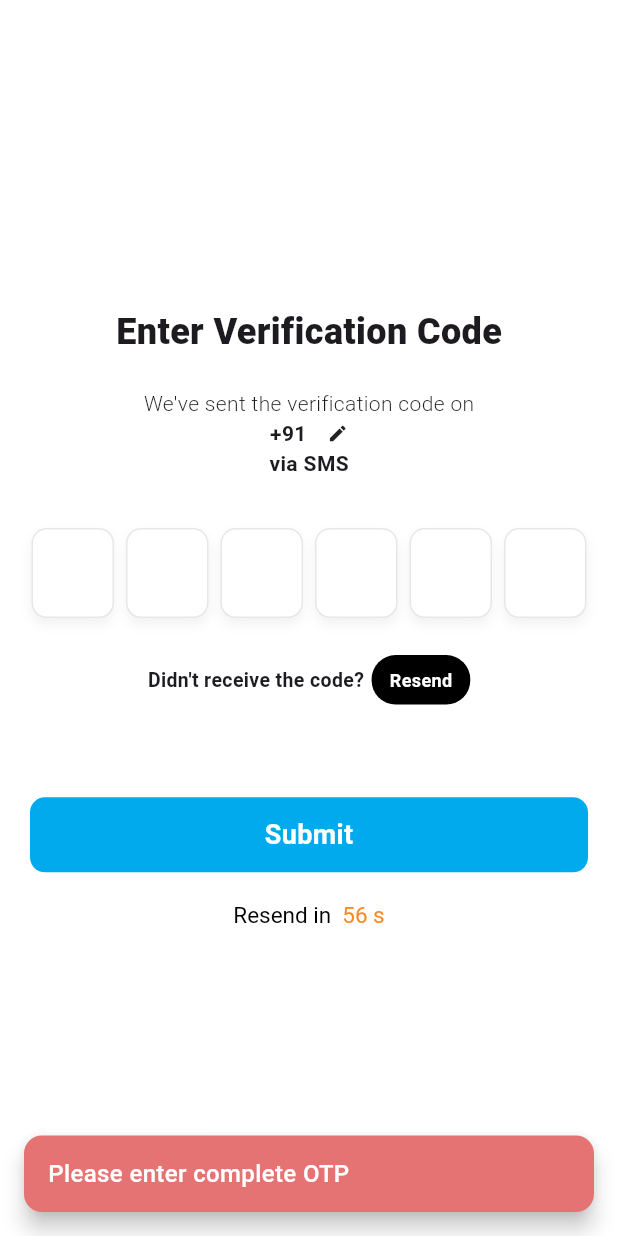
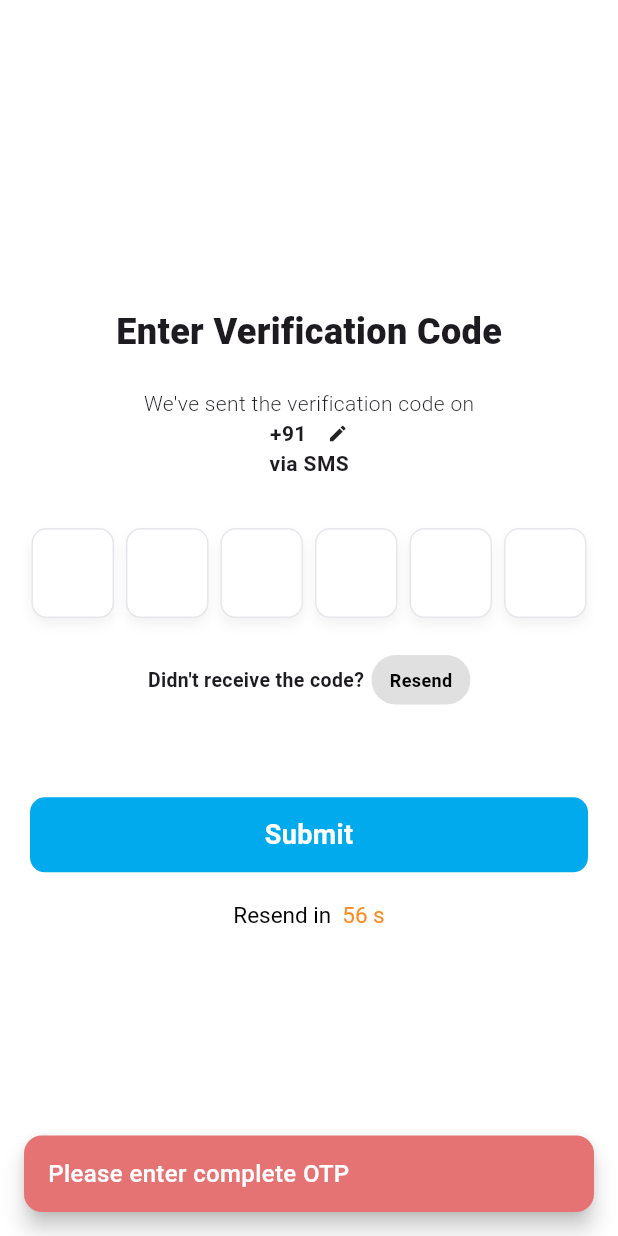
Before and after one commit to doundkar/prapticycletechnician-akash, a Flutter app: the NumberVerificationScreen screen opened by its route, after a tap on "Resend", after a tap on "Submit", on a phone screen of 412 x 824 dp. Run offline on Flutter 3.47's test engine with Material 3 defaults, Android fonts, the phone set to English and light mode, and no system bars; drawn by our look-alikes of pinput; our stand-ins replace dotted_border, email_validator, get, image_picker, lottie, share_plus and 2 more; missing offline and left inert: number_to_words, validate_phone_number; accounts and stored records are empty; network calls fail.

Commit message:
bug fixes and navigation changes

```diff
--- a/lib/app/model/user_details_model.dart
+++ b/lib/app/model/user_details_model.dart
@@ -8,7 +8,7 @@ class UserDetailsModel {
   String? phone;
   String? image;
   String? token;
-  double? ratings;
+  dynamic? ratings;
   int? jobsCompleted;
 
   UserDetailsModel(
--- a/lib/app/modules/auth/controller/sign_in_controller.dart
+++ b/lib/app/modules/auth/controller/sign_in_controller.dart
@@ -23,6 +23,7 @@ class SignInController extends GetxController {
         await SharedPrefs.setString("user_id", "${response.data["user_id"]}");
         await SharedPrefs.setString("otp", "${response.data["otp"]}");
         await SharedPrefs.setString("phone",phone);
+
         log("${response.data}");
       }
       else{
--- a/lib/app/modules/auth/controller/sign_up_controller.dart
+++ b/lib/app/modules/auth/controller/sign_up_controller.dart
@@ -88,6 +88,7 @@ class SignUpController extends GetxController {
         // await SharedPrefs.setString("phone", response.data["phone"]);
         await SharedPrefs.setBool("isVerified", true);
         await SharedPrefs.setBool("isVerificationPending", false);
+        await SharedPrefs.setBool("isLoggedIn",true);
       }
       else{
         isVerified.value = false;
--- a/lib/app/modules/auth/view/sign_in/number_verification_screen.dart
+++ b/lib/app/modules/auth/view/sign_in/number_verification_screen.dart
@@ -18,7 +18,6 @@ class NumberVerificationScreen extends StatefulWidget {
 }
 
 class _NumberVerificationScreenState extends State<NumberVerificationScreen> {
-
   Timer? timer;
   int remainingSeconds = 60;
   TextEditingController otpController = TextEditingController();
@@ -49,15 +48,13 @@ class _NumberVerificationScreenState extends State<NumberVerificationScreen> {
 
   @override
   Widget build(BuildContext context) {
-
-    String phone  = SharedPrefs.getString("phone");
+    String phone = SharedPrefs.getString("phone");
 
     return Scaffold(
       resizeToAvoidBottomInset: true,
       body: SafeArea(
         child: LayoutBuilder(
           builder: (context, constraints) {
-
             double maxWidth = constraints.maxWidth;
             double contentWidth = maxWidth > 600 ? 500 : maxWidth;
 
@@ -66,7 +63,7 @@ class _NumberVerificationScreenState extends State<NumberVerificationScreen> {
             double otpHeight = maxWidth > 400 ? 60 : 50;
 
             return Obx(
-              ()=> Center(
+              () => Center(
                 child: SizedBox(
                   width: contentWidth,
                   child: SingleChildScrollView(
@@ -74,7 +71,6 @@ class _NumberVerificationScreenState extends State<NumberVerificationScreen> {
                     child: Column(
                       crossAxisAlignment: CrossAxisAlignment.center,
                       children: [
-
                         SizedBox(height: maxWidth * 0.08),
 
                         /// Title
@@ -94,7 +90,9 @@ class _NumberVerificationScreenState extends State<NumberVerificationScreen> {
                         const Text(
                           "We've sent the verification code on",
                           style: TextStyle(
-                              fontSize: 14, fontWeight: FontWeight.w300),
+                            fontSize: 14,
+                            fontWeight: FontWeight.w300,
+                          ),
                         ),
 
                         Row(
@@ -103,8 +101,9 @@ class _NumberVerificationScreenState extends State<NumberVerificationScreen> {
                             Text(
                               "+91 $phone",
                               style: TextStyle(
-                                  fontSize: 14,
-                                  fontWeight: FontWeight.w600),
+                                fontSize: 14,
+                                fontWeight: FontWeight.w600,
+                              ),
                             ),
                             const SizedBox(width: 10),
                             InkWell(
@@ -119,7 +118,9 @@ class _NumberVerificationScreenState extends State<NumberVerificationScreen> {
                         const Text(
                           "via SMS",
                           style: TextStyle(
-                              fontSize: 14, fontWeight: FontWeight.w600),
+                            fontSize: 14,
+                            fontWeight: FontWeight.w600,
+                          ),
                         ),
 
                         SizedBox(height: maxWidth * 0.08),
@@ -139,16 +140,14 @@ class _NumberVerificationScreenState extends State<NumberVerificationScreen> {
                               color: Colors.white,
                               borderRadius: BorderRadius.circular(10),
                               border: Border.all(
-                                color:
-                                    const Color.fromRGBO(229, 231, 235, 1),
+                                color: const Color.fromRGBO(229, 231, 235, 1),
                               ),
                               boxShadow: const [
                                 BoxShadow(
                                   offset: Offset(0, 4),
                                   blurRadius: 6,
-                                  color:
-                                      Color.fromRGBO(0, 0, 0, 0.05),
-                                )
+                                  color: Color.fromRGBO(0, 0, 0, 0.05),
+                                ),
                               ],
                             ),
                           ),
@@ -163,7 +162,7 @@ class _NumberVerificationScreenState extends State<NumberVerificationScreen> {
                               color: Colors.white,
                               borderRadius: BorderRadius.circular(10),
                               border: Border.all(
-                                color:AppColors.orange,
+                                color: AppColors.orange,
                                 width: 2,
                               ),
                             ),
@@ -179,37 +178,60 @@ class _NumberVerificationScreenState extends State<NumberVerificationScreen> {
                             const Text(
                               "Didn't receive the code?",
                               style: TextStyle(
-                                  fontSize: 13,
-                                  fontWeight: FontWeight.w700),
+                                fontSize: 13,
+                                fontWeight: FontWeight.w700,
+                              ),
                             ),
                             const SizedBox(width: 5),
                             InkWell(
-                              onTap:() async {
-                                if(remainingSeconds==0){
+                              onTap: () async {
+                                if (remainingSeconds == 0) {
                                   await controller.getOtp(phone);
+                                  remainingSeconds = 60;
+                                  startTimer();
+                                  if (controller.hasError.value) {
+                                    ScaffoldMessenger.of(context).showSnackBar(
+                                      CustomSnackbar.show(
+                                        title: "This number does not exist",
+                                        color: Colors.red[300]!,
+                                      ),
+                                    );
+                                  } else {
+                                    String otp = SharedPrefs.getString("otp");
+                                    ScaffoldMessenger.of(context).showSnackBar(
+                                      CustomSnackbar.show(
+                                        title: "OTP : $otp",
+                                        color: Colors.green[300]!,
+                                      ),
+                                    );
+                                  }
                                 }
                               },
                               child: Container(
                                 decoration: BoxDecoration(
-                                  borderRadius:
-                                      BorderRadius.circular(16),
-                                  color: Colors.black,
+                                  borderRadius: BorderRadius.circular(16),
+                                  color: remainingSeconds == 0
+                                      ? Colors.black
+                                      : Colors.grey[300],
                                 ),
-                                child: const Padding(
+                                child: Padding(
                                   padding: EdgeInsets.symmetric(
-                                      horizontal: 12,
-                                      vertical: 8),
+                                    horizontal: 12,
+                                    vertical: 8,
+                                  ),
                                   child: Text(
                                     "Resend",
                                     style: TextStyle(
-                                      color: Colors.white,
+                                      color: remainingSeconds == 0
+                                          ? Colors.white
+                                          : Colors.black,
                                       fontSize: 12,
                                       fontWeight: FontWeight.w700,
                                     ),
                                   ),
                                 ),
                               ),
-                            )
+                            ),
                           ],
                         ),
 
@@ -218,18 +240,34 @@ class _NumberVerificationScreenState extends State<NumberVerificationScreen> {
                         /// Submit Button
                         InkWell(
                           onTap: () async {
-                            if(otpController.text.trim().isEmpty || otpController.text.trim().length<6){
-                              ScaffoldMessenger.of(context).showSnackBar(CustomSnackbar.show(title: "Please enter complete OTP", color: Colors.red[300]!));
-                            }
-                            else{
-                              await controller.verifyOtp(otpController.text.trim());
-                              if(controller.hasError.value){
-                                ScaffoldMessenger.of(context).showSnackBar(CustomSnackbar.show(title: "Wrong or Expired OTP", color: Colors.red[300]!));
+                            if (otpController.text.trim().isEmpty ||
+                                otpController.text.trim().length < 6) {
+                              ScaffoldMessenger.of(context).showSnackBar(
+                                CustomSnackbar.show(
+                                  title: "Please enter complete OTP",
+                                  color: Colors.red[300]!,
+                                ),
+                              );
+                            } else {
+                              await controller.verifyOtp(
+                                otpController.text.trim(),
+                              );
+                              if (controller.hasError.value) {
+                                ScaffoldMessenger.of(context).showSnackBar(
+                                  CustomSnackbar.show(
+                                    title: controller.errorMessage.value,
+                                    color: Colors.red[300]!,
+                                  ),
+                                );
                                 otpController.clear();
-                              }
-                              else{
-                                ScaffoldMessenger.of(context).showSnackBar(CustomSnackbar.show(title: "Logged in successfully", color: Colors.green[300]!));
-                                 Get.toNamed(AppRoutes.bottomNav);
+                              } else {
+                                ScaffoldMessenger.of(context).showSnackBar(
+                                  CustomSnackbar.show(
+                                    title: "Logged in successfully",
+                                    color: Colors.green[300]!,
+                                  ),
+                                );
+                                Get.toNamed(AppRoutes.bottomNav);
                               }
                             }
                           },
@@ -239,8 +277,7 @@ class _NumberVerificationScreenState extends State<NumberVerificationScreen> {
                             textSize: 18,
                             textWeight: FontWeight.w600,
                             textColor: Colors.white,
-                            bgColor:
-                                const Color.fromRGBO(0, 170, 237, 1),
+                            bgColor: const Color.fromRGBO(0, 170, 237, 1),
                             radius: 10,
                             height: 50,
                           ),
@@ -255,15 +292,15 @@ class _NumberVerificationScreenState extends State<NumberVerificationScreen> {
                               const TextSpan(
                                 text: "Resend in  ",
                                 style: TextStyle(
-                                    fontSize: 15,
-                                    color: Colors.black),
+                                  fontSize: 15,
+                                  color: Colors.black,
+                                ),
                               ),
                               TextSpan(
                                 text: "$remainingSeconds s",
                                 style: const TextStyle(
                                   fontSize: 15,
-                                  color: Color.fromRGBO(
-                                      255, 137, 31, 1),
+                                  color: Color.fromRGBO(255, 137, 31, 1),
                                 ),
                               ),
                             ],
--- a/lib/app/modules/job_progress/job_progress_screen.dart
+++ b/lib/app/modules/job_progress/job_progress_screen.dart
@@ -12,7 +12,7 @@ import 'package:get/state_manager.dart';
 
 class JobInProgressScreen extends StatefulWidget {
   bool isInitial;
-  JobInProgressScreen({super.key,this.isInitial = true});
+  JobInProgressScreen({super.key, this.isInitial = true});
 
   @override
   State<JobInProgressScreen> createState() => _JobInProgressScreenState();
@@ -23,16 +23,26 @@ class _JobInProgressScreenState extends State<JobInProgressScreen> {
   bool isPaused = false;
 
   JobProgressController controller = Get.find();
+  int remainingSecondsNext = 60;
+  Timer? nextTimer;
 
   @override
   void initState() {
     super.initState();
-    if(widget.isInitial){
+    if (widget.isInitial) {
       controller.setRemainingSeconds(job.durationMinutes!);
       controller.setTotalSeconds(job.durationMinutes!);
       controller.startTimer();
     }
-
+    nextTimer = Timer.periodic(Duration(seconds: 1), (nextTimer) {
+      if (remainingSecondsNext > 0) {
+        setState(() {});
+        remainingSecondsNext--;
+      } else {
+        nextTimer.cancel();
+        setState(() {});
+      }
+    });
   }
 
   String get formattedTime {
@@ -50,7 +60,7 @@ class _JobInProgressScreenState extends State<JobInProgressScreen> {
     return PopScope(
       canPop: false,
       child: Scaffold(
-        appBar: CustomAppBar(title: "Job In Progress",isBackNeeded: false,),
+        appBar: CustomAppBar(title: "Job In Progress", isBackNeeded: false),
         body: SingleChildScrollView(
           child: Padding(
             padding: const EdgeInsets.all(20),
@@ -111,7 +121,7 @@ class _JobInProgressScreenState extends State<JobInProgressScreen> {
                       const SizedBox(height: 10),
 
                       Obx(
-                        ()=> Text(
+                        () => Text(
                           formattedTime,
                           style: TextStyle(
                             fontSize: 44,
@@ -253,15 +263,17 @@ class _JobInProgressScreenState extends State<JobInProgressScreen> {
             padding: const EdgeInsets.fromLTRB(24, 0, 24, 24),
             child: InkWell(
               onTap: () {
-                controller.calulateTimeTaken();
-                Get.toNamed(AppRoutes.completeJob, arguments: job);
+                if (remainingSecondsNext == 0) {
+                  controller.calulateTimeTaken();
+                  Get.toNamed(AppRoutes.completeJob, arguments: job);
+                }
               },
               child: CustomButton(
                 text: "Next",
                 textSize: 16,
                 textWeight: FontWeight.w600,
-                textColor: Colors.white,
-                bgColor: AppColors.blue,
+                textColor:remainingSecondsNext==0 ? Colors.white : Colors.black,
+                bgColor: remainingSecondsNext==0 ? AppColors.blue : Colors.grey[300],
                 radius: 12,
                 height: 52,
               ),
--- a/pubspec.yaml
+++ b/pubspec.yaml
@@ -20,6 +20,8 @@ dependencies:
   intl: ^0.20.2
   number_to_words: ^1.0.0
   lottie: ^3.3.2
+  email_validator: ^3.0.0
+  validate_phone_number: ^1.1.1
 
 
 dev_dependencies:
```
Also changed, not shown: lib/app/modules/auth/service/auth_service.dart (+4 -6 lines), lib/app/modules/auth/view/sign_up/signup_view.dart (+38 -2 lines), lib/app/modules/job_list/job_list_homescreen.dart (+22 -19 lines), lib/app/modules/profile/view/profile_screen.dart (+30 -37 lines), pubspec.lock.
